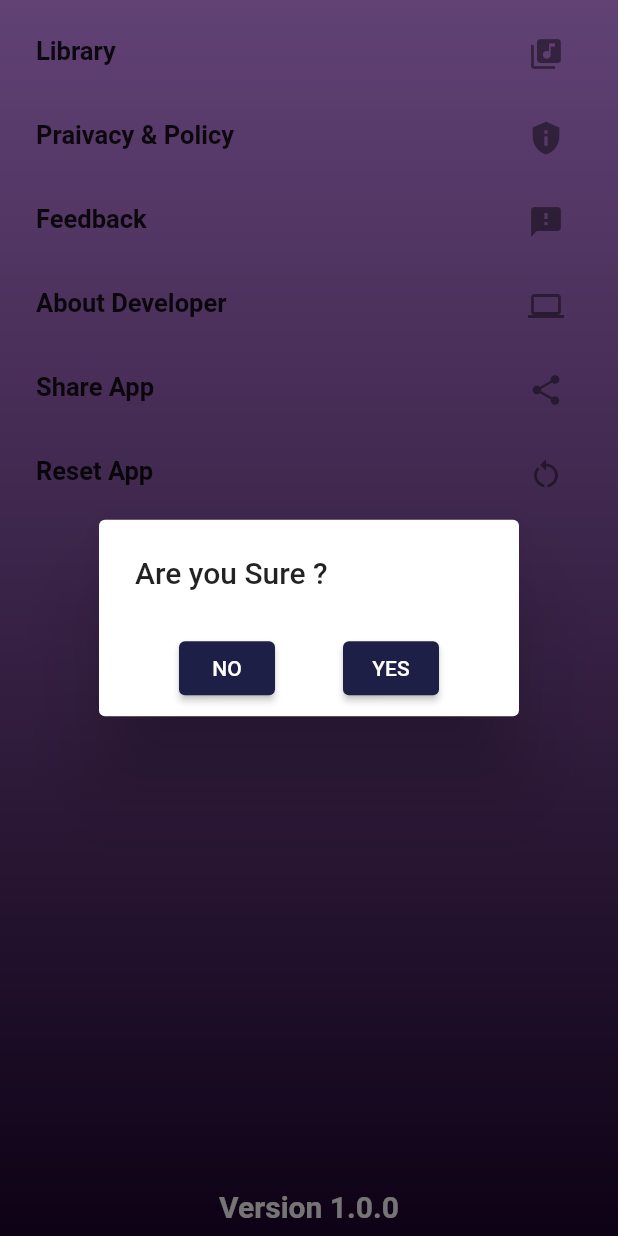
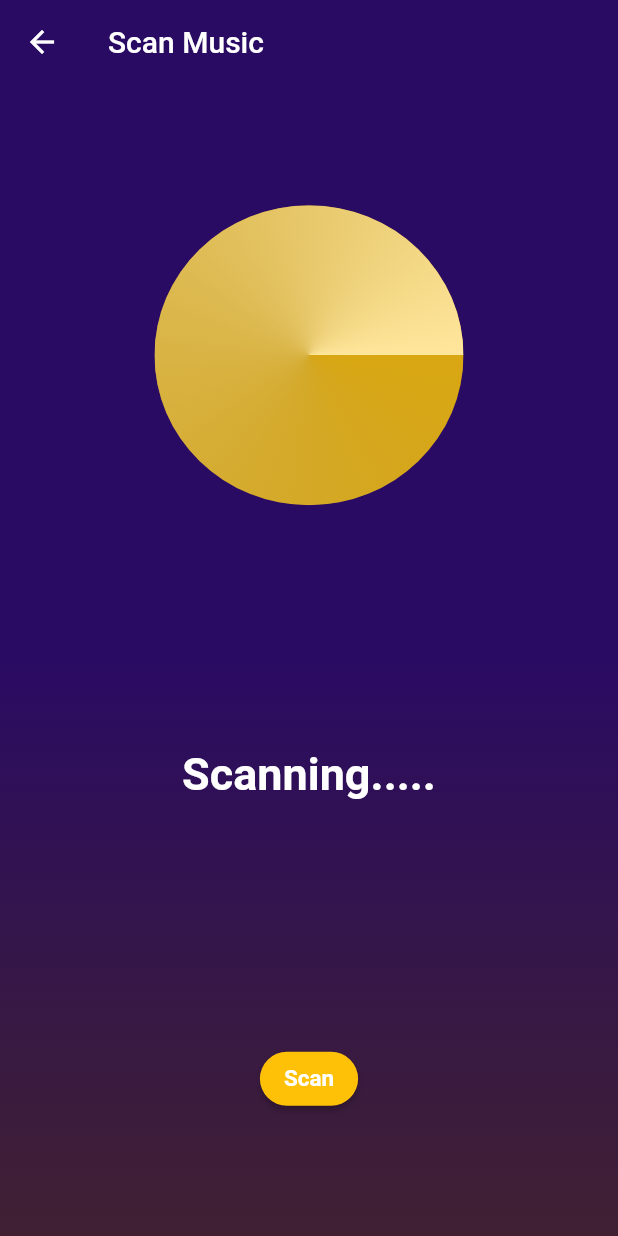
Before and after one commit to shellhacker/musicplayer_ane, a Flutter app: the SettingsScreen screen opened directly, after a tap on the "restart alt" icon, on a phone screen of 412 x 824 dp. Run offline on Flutter 3.47's test engine with Material 2 defaults, Android fonts, the phone set to English and light mode, and no system bars; drawn by our look-alikes of animated_text_kit; our stand-ins replace animated_splash_screen, audio_video_progress_bar, hive_flutter, just_audio, just_audio_background, lottie and 5 more; accounts and stored records are empty.

```diff
--- a/lib/main.dart
+++ b/lib/main.dart
@@ -1,5 +1,6 @@
 import 'package:flutter/material.dart';
 import 'package:hive_flutter/hive_flutter.dart';
+import 'package:just_audio_background/just_audio_background.dart';
 import 'package:musicplayer/database/Db%20model/playlistmodel.dart';
 import 'package:musicplayer/database/Db_function/playlist_db_folder_function.dart';
 import 'package:musicplayer/screen/splash_screenimage.dart';
@@ -14,6 +15,11 @@ Future<void> main() async {
     await Hive.openBox<int>('favoriteDB');
     await Hive.openBox<PlaylistDbmodel>('PlayListDB');
     getplaylist();
+
+    await JustAudioBackground.init(androidNotificationChannelId: 'com.ryanshies.bg_demo.channel.audio',
+    androidNotificationChannelName: 'Audio playback',
+    androidNotificationOngoing: true,
+    preloadArtwork: true);
 
   runApp(const MyApp());
 }
--- a/lib/screen/cataogry/song_list.dart
+++ b/lib/screen/cataogry/song_list.dart
@@ -87,7 +87,7 @@ class _SongListScreenState extends State<SongListScreen> {
                       FavoriteDB.initialise(item.data!);
                     }
                     Songstorage.songCopy=item.data!;
-                    Songstorage.playingSongs= item.data!;
+                   // Songstorage.playingSongs= item.data!;
                     return Padding(
                       padding: const EdgeInsets.all(8.0),
                       child: ListView.separated(
--- a/lib/screen/miniplayer/miniplaylist_screen.dart
+++ b/lib/screen/miniplayer/miniplaylist_screen.dart
@@ -36,9 +36,8 @@ class _MiniPlayerPageState extends State<MiniPlayerPage> {
         height: 70,
         child: ListTile(
           onTap: () {
-             Songstorage.player.setAudioSource(
-                 Songstorage.createSongList(Songstorage.songCopy),
-                initialIndex: Songstorage.player.currentIndex);
+
+
             Navigator.of(context).push(MaterialPageRoute(
                 builder: (ctx) => PlayNowScreen(songModel: Songstorage.playingSongs)));
           },
--- a/lib/screen/playnow_screen.dart
+++ b/lib/screen/playnow_screen.dart
@@ -353,6 +353,3 @@ class DurationState {
   DurationState({this.position = Duration.zero, this.total = Duration.zero});
   Duration position, total;
 }
-
-//  icon: Icon(
-//                                   _isplaying ? Icons.pause : Icons.play_arrow)
--- a/lib/screen/settings_screen.dart
+++ b/lib/screen/settings_screen.dart
@@ -3,6 +3,7 @@ import 'package:hive_flutter/adapters.dart';
 import 'package:musicplayer/database/Db%20model/playlistmodel.dart';
 import 'package:musicplayer/screen/cataogry/song_list.dart';
 import 'package:musicplayer/screen/splash_screenimage.dart';
+import 'package:musicplayer/settings/scan_page.dart';
 import 'package:musicplayer/widgets/cmmn_background_color.dart';
 import 'package:share_plus/share_plus.dart';
 import 'package:url_launcher/url_launcher.dart';
@@ -31,6 +32,26 @@ class _SettingsScreenState extends State<SettingsScreen> {
                     child: ListView(
                       shrinkWrap: true,
                       children: [
+                         ListTile(
+                          onTap: (() {
+                             Navigator.of(context).push(
+                              MaterialPageRoute(
+                                builder: (ctx) => const ScanScreen()));
+
+
+                            }),
+
+                            leading: settingstext('Scan App'),
+                            trailing: IconButton(
+                                onPressed: () {
+                                  Navigator.of(context).push(
+                              MaterialPageRoute(
+                                builder: (ctx) => const ScanScreen(),
+                              ),
+                            );
+
+                                },  icon: const Icon(Icons.restart_alt_sharp))),
+
                         ListTile(
                           onTap: (() {
                             Navigator.of(context).push(
@@ -51,17 +72,7 @@ class _SettingsScreenState extends State<SettingsScreen> {
                             },
                           ),
                         ),
-                        ListTile(
-                          onTap: (() {
-                           privacyPolicy();
-                          }),
-                          leading: settingstext('Praivacy & Policy'),
-                          trailing: IconButton(
-                              onPressed: () {
-                                 privacyPolicy();
-                              },
-                              icon: const Icon(Icons.privacy_tip_sharp)),
-                        ),
+
                         ListTile(
                           onTap: (() {
                              _email();
@@ -104,6 +115,7 @@ class _SettingsScreenState extends State<SettingsScreen> {
                                    resetapplication();
                                 },  icon: const Icon(Icons.restart_alt_sharp))),
 
+
                       ],
                     ),
                   ),
@@ -124,12 +136,6 @@ class _SettingsScreenState extends State<SettingsScreen> {
         style: const TextStyle(fontSize: 17, fontWeight: FontWeight.bold)
         );
   }
-   Future<void> privacyPolicy() async {
-    // ignore: deprecated_member_use
-    if (await launch('https://docs.google.com/document/d/1-XKotqybmOGsHyJW9kh1AEa_rdM2i_UiUo_2BqlgZNc/edit?usp=sharing')) {
-      throw "Try Again";
-    }
-  }
 
   Future<void> _about() async {
     // ignore: deprecated_member_use
@@ -146,7 +152,7 @@ class _SettingsScreenState extends State<SettingsScreen> {
   }
 
   Future<void> _shareapp() async {
-    const applink = 'https://play.google.com/store/apps/details?id=com.stackbae.Tunex';
+    const applink = 'https://play.google.com/store/apps/details?id=com.fouvty.Tunezx';
     await Share.share(applink);
   }
 
--- /dev/null
+++ b/lib/settings/scan_page.dart
@@ -0,0 +1,183 @@
+import 'package:animated_text_kit/animated_text_kit.dart';
+import 'package:flutter/material.dart';
+import 'package:musicplayer/widgets/song_storage.dart';
+import 'package:top_snackbar_flutter/custom_snack_bar.dart';
+import 'package:top_snackbar_flutter/top_snack_bar.dart';
+
+
+class ScanScreen extends StatefulWidget {
+  const ScanScreen({Key? key}) : super(key: key);
+
+  @override
+  _ScanScreenState createState() => _ScanScreenState();
+}
+
+class _ScanScreenState extends State<ScanScreen>
+    with SingleTickerProviderStateMixin {
+  late AnimationController _animationController;
+  bool _isplaying = false;
+
+  @override
+  void initState() {
+    super.initState();
+    _animationController = AnimationController(
+      vsync: this,
+      duration: const Duration(milliseconds: 2000),
+    );
+    Future.delayed(
+      Duration.zero,
+      () {
+        _animationController.reset();
+      },
+    );
+  }
+
+  @override
+  void dispose() {
+    _animationController.dispose();
+    super.dispose();
+  }
+
+  @override
+  Widget build(BuildContext context) {
+    return Scaffold(
+      appBar: AppBar(
+        backgroundColor: const Color.fromARGB(255, 42, 11, 99),
+        title: const Text(
+          "Scan Music",
+        ),
+        elevation: 0,
+      ),
+      body: Container(
+        decoration: const BoxDecoration(
+          gradient: LinearGradient(
+            begin: Alignment.centerRight,
+            end: Alignment.bottomRight,
+            colors: [
+              Color.fromARGB(255, 42, 11, 99),
+              Color.fromARGB(235, 48, 14, 34),
+            ],
+          ),
+        ),
+        child: Center(
+          child: Column(
+            mainAxisAlignment: MainAxisAlignment.spaceAround,
+            children: [
+              Stack(
+                children: [
+                  ClipOval(
+                    child: Container(
+                      width: MediaQuery.of(context).size.width / 2,
+                      height: 200,
+                      color: Colors.amber,
+                    ),
+                  ),
+                  buildRotationTransition(),
+                ],
+              ),
+              Center(
+                child: AnimatedTextKit(
+                  totalRepeatCount: 30,
+                  animatedTexts: [
+                    WavyAnimatedText(
+                      'Scanning.....',
+                      textStyle: const TextStyle(
+                        color: Colors.white,
+                        fontSize: 30,
+                        fontWeight: FontWeight.bold,
+                      ),
+                    ),
+                  ],
+                ),
+              ),
+              ElevatedButton(
+                child: const Text('Scan'),
+                onPressed: () {
+                  if (_isplaying) {
+                    _animationController.repeat();
+                    scanToast().then((value) => _animationController.stop());
+                  }
+                  setState(() {
+                    _isplaying = !_isplaying;
+                  });
+                },
+                style: ElevatedButton.styleFrom(
+                  shape: RoundedRectangleBorder(
+                    borderRadius: BorderRadius.circular(
+                      18.0,
+                    ),
+                  ),
+                  primary: Colors.amber,
+                  textStyle: const TextStyle(
+                    fontSize: 15,
+                    fontWeight: FontWeight.bold,
+                  ),
+                ),
+              ),
+            ],
+          ),
+        ),
+      ),
+    );
+  }
+
+  RotationTransition buildRotationTransition() {
+    return RotationTransition(
+      turns: _animationController,
+      child: ClipOval(
+        child: Container(
+          width: MediaQuery.of(context).size.width / 2,
+          height: 200,
+          decoration: BoxDecoration(
+            gradient: SweepGradient(
+              colors: [
+                const Color.fromARGB(255, 66, 64, 64).withOpacity(0.2),
+                Colors.white.withOpacity(0.6),
+              ],
+            ),
+          ),
+        ),
+      ),
+    );
+  }
+
+  Future<void> scanToast() async {
+    await Future.delayed(
+      const Duration(
+        seconds: 5,
+      ),
+    );
+    if (Songstorage.playingSongs.isEmpty) {
+      return showTopSnackBar(
+        context,
+        const CustomSnackBar.error(
+          iconPositionLeft: 0,
+          iconPositionTop: 0,
+          iconRotationAngle: 0,
+          icon: Icon(
+            Icons.abc,
+            color: Color.fromARGB(255, 211, 178, 77),
+          ),
+          backgroundColor: Colors.amber,
+          message: "no Songs found",
+        ),
+      );
+    }
+    return
+
+    showTopSnackBar(
+      context,
+      CustomSnackBar.success(
+        iconPositionLeft: 0,
+        iconPositionTop: 0,
+        iconRotationAngle: 0,
+        icon: const Icon(
+          Icons.abc,
+          color: Color.fromARGB(255, 216, 183, 87),
+        ),
+        backgroundColor: Colors.amber,
+        message: "Songs Scanned Total songs:${Songstorage.playingSongs.length} ",
+      ),
+    );
+  }
+}
--- a/pubspec.yaml
+++ b/pubspec.yaml
@@ -15,7 +15,7 @@ publish_to: 'none' # Remove this line if you wish to publish to pub.dev
 # In iOS, build-name is used as CFBundleShortVersionString while build-number used as CFBundleVersion.
 # Read more about iOS versioning at
 # https://developer.apple.com/library/archive/documentation/General/Reference/InfoPlistKeyReference/Articles/CoreFoundationKeys.html
-version: 1.0.0+1
+version: 1.0.1+2
 
 environment:
   sdk: ">=2.17.0 <3.0.0"
@@ -28,6 +28,7 @@ environment:
 # versions available, run `flutter pub outdated`.
 dependencies:
   animated_splash_screen: ^1.3.0
+  animated_text_kit: ^4.2.2
   audio_video_progress_bar: ^0.10.0
   cupertino_icons: ^1.0.2
   flutter:
@@ -42,7 +43,9 @@ dependencies:
   on_audio_query: ^2.6.1
   permission_handler: ^10.0.0
   share_plus: ^4.0.10
+  top_snackbar_flutter: ^2.1.1
   url_launcher: ^6.1.4
+
 
 dev_dependencies:
   build_runner: ^2.1.11
```
Also changed, not shown: lib/screen/cataogry/add_to_playlist.dart (+1 -28 lines), lib/screen/cataogry/fav_screen.dart (+0 -14 lines), lib/screen/playlist_screens/playlist_allsong_Screen.dart (+0 -9 lines), lib/screen/playlist_screens/playlist_song_display_screen.dart (+18 -17 lines), lib/screen/miniplaylist_screen.dart (added), pubspec.lock, 2 other files.
